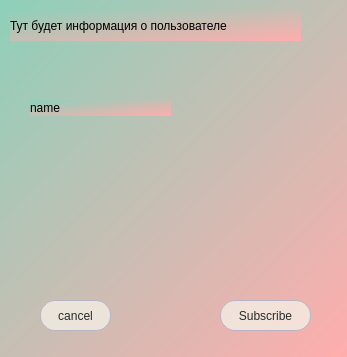
Qt form client/searchaccounts.ui (AleksandraSorokovikova/MyPlace) before a commit.
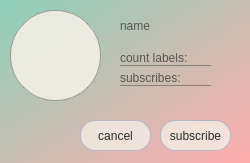
The same form after that commit.

```diff
--- a/client/searchaccounts.ui
+++ b/client/searchaccounts.ui
@@ -6,8 +6,8 @@
    <rect>
     <x>0</x>
     <y>0</y>
-    <width>347</width>
-    <height>357</height>
+    <width>250</width>
+    <height>163</height>
    </rect>
   </property>
   <property name="windowTitle">
@@ -19,9 +19,9 @@
   <widget class="QPushButton" name="subscribe">
    <property name="geometry">
     <rect>
-     <x>220</x>
-     <y>300</y>
-     <width>91</width>
+     <x>160</x>
+     <y>120</y>
+     <width>71</width>
      <height>31</height>
     </rect>
    </property>
@@ -35,31 +35,24 @@
 border-color:rgb(183, 180, 200);</string>
    </property>
    <property name="text">
-    <string>Subscribe</string>
-   </property>
-  </widget>
-  <widget class="QLabel" name="label">
-   <property name="geometry">
-    <rect>
-     <x>10</x>
-     <y>10</y>
-     <width>291</width>
-     <height>31</height>
-    </rect>
-   </property>
-   <property name="text">
-    <string>Тут будет информация о пользователе</string>
+    <string>subscribe</string>
    </property>
   </widget>
   <widget class="QLabel" name="nickname">
    <property name="geometry">
     <rect>
-     <x>30</x>
-     <y>100</y>
-     <width>141</width>
-     <height>16</height>
+     <x>120</x>
+     <y>10</y>
+     <width>151</width>
+     <height>31</height>
     </rect>
    </property>
+   <property name="styleSheet">
+    <string notr="true">background: transparent;
+color: rgb(85, 87, 83);
+font: 25pt &quot;Avenir next&quot;;
+</string>
+   </property>
    <property name="text">
     <string>name</string>
    </property>
@@ -67,8 +60,8 @@
   <widget class="QPushButton" name="cancel">
    <property name="geometry">
     <rect>
-     <x>40</x>
-     <y>300</y>
+     <x>80</x>
+     <y>120</y>
      <width>71</width>
      <height>31</height>
     </rect>
@@ -87,6 +80,68 @@
     <string>cancel</string>
    </property>
   </widget>
+  <widget class="QPushButton" name="photo">
+   <property name="geometry">
+    <rect>
+     <x>10</x>
+     <y>10</y>
+     <width>91</width>
+     <height>91</height>
+    </rect>
+   </property>
+   <property name="styleSheet">
+    <string notr="true">background: rgba(243, 239, 230,230);
+border-radius:45px;
+border: 1px solid rgb(136, 138, 133, 200);</string>
+   </property>
+   <property name="text">
+    <string/>
+   </property>
+   <property name="iconSize">
+    <size>
+     <width>91</width>
+     <height>91</height>
+    </size>
+   </property>
+  </widget>
+  <widget class="QLabel" name="label">
+   <property name="geometry">
+    <rect>
+     <x>120</x>
+     <y>50</y>
+     <width>91</width>
+     <height>16</height>
+    </rect>
+   </property>
+   <property name="styleSheet">
+    <string notr="true">background: transparent;
+color: rgb(85, 87, 83);
+font: 13pt &quot;Avenir next&quot;;
+border-bottom:1px solid rgb(85, 87, 83, 150);</string>
+   </property>
+   <property name="text">
+    <string>count labels: </string>
+   </property>
+  </widget>
+  <widget class="QLabel" name="label_2">
+   <property name="geometry">
+    <rect>
+     <x>120</x>
+     <y>70</y>
+     <width>91</width>
+     <height>16</height>
+    </rect>
+   </property>
+   <property name="styleSheet">
+    <string notr="true">background: transparent;
+color: rgb(85, 87, 83);
+font: 13pt &quot;Avenir next&quot;;
+border-bottom:1px solid rgb(85, 87, 83, 150);</string>
+   </property>
+   <property name="text">
+    <string>subscribes:</string>
+   </property>
+  </widget>
  </widget>
  <resources/>
  <connections/>
```
Left out of the diff: 4 changed lines with no effect on the pictures.
